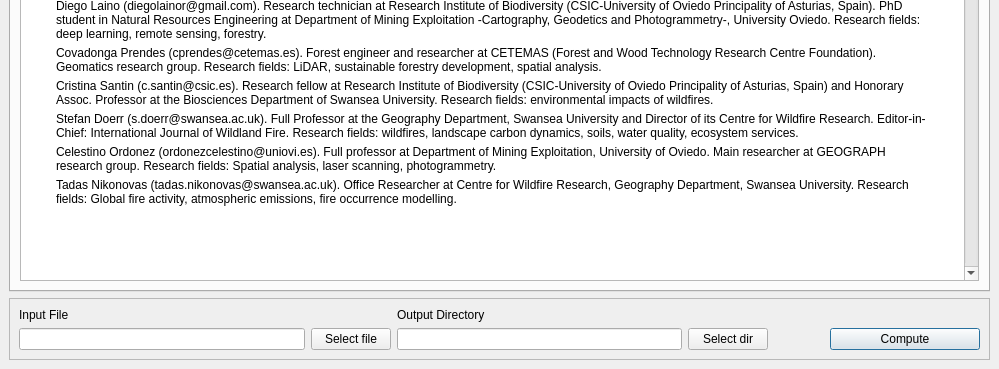
3DFin/3DFin, file qt-files/src/main_window.ui: the form before one commit; both pictures show x 0 to 999 and y 361 to 730 of the 999 by 730 pixel window.
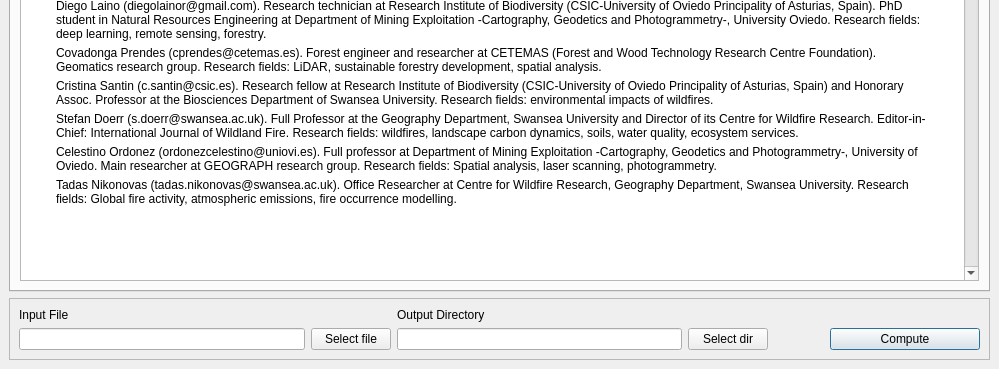
The form after the commit. The open tabs and pages were chosen to show the change. Icons and pictures are not drawn.

Commit message: modified team descriptions

```diff
--- a/qt-files/src/main_window.ui
+++ b/qt-files/src/main_window.ui
@@ -1807,7 +1807,7 @@
 &lt;td&gt;
 &lt;p style=&quot; margin-top:0px; margin-bottom:0px; margin-left:0px; margin-right:0px; -qt-block-indent:0; text-indent:0px;&quot;&gt;&lt;img src=&quot;:/assets/assets/celestino_pic_1.jpg&quot; /&gt;&lt;/p&gt;&lt;/td&gt;
 &lt;td&gt;
-&lt;p style=&quot; margin-top:0px; margin-bottom:0px; margin-left:0px; margin-right:0px; -qt-block-indent:0; text-indent:0px;&quot;&gt;Celestino Ordonez (ordonezcelestino@uniovi.es). Full professor at Department of Mining Exploitation, University of Oviedo. Main researcher at GEOGRAPH research group. Research fields: Spatial analysis, laser scanning, photogrammetry.&lt;/p&gt;&lt;/td&gt;&lt;/tr&gt;
+&lt;p style=&quot; margin-top:0px; margin-bottom:0px; margin-left:0px; margin-right:0px; -qt-block-indent:0; text-indent:0px;&quot;&gt;Celestino Ordonez (ordonezcelestino@uniovi.es). Full professor at Department of Mining Exploitation -Cartography, Geodetics and Photogrammetry-, University of Oviedo. Main researcher at GEOGRAPH research group. Research fields: Spatial analysis, laser scanning, photogrammetry.&lt;/p&gt;&lt;/td&gt;&lt;/tr&gt;
 &lt;tr&gt;
 &lt;td&gt;
 &lt;p style=&quot; margin-top:12px; margin-bottom:12px; margin-left:0px; margin-right:0px; -qt-block-indent:0; text-indent:0px;&quot;&gt;&lt;img src=&quot;:/assets/assets/tadas_pic_1.jpg&quot; /&gt;&lt;/p&gt;&lt;/td&gt;
```
